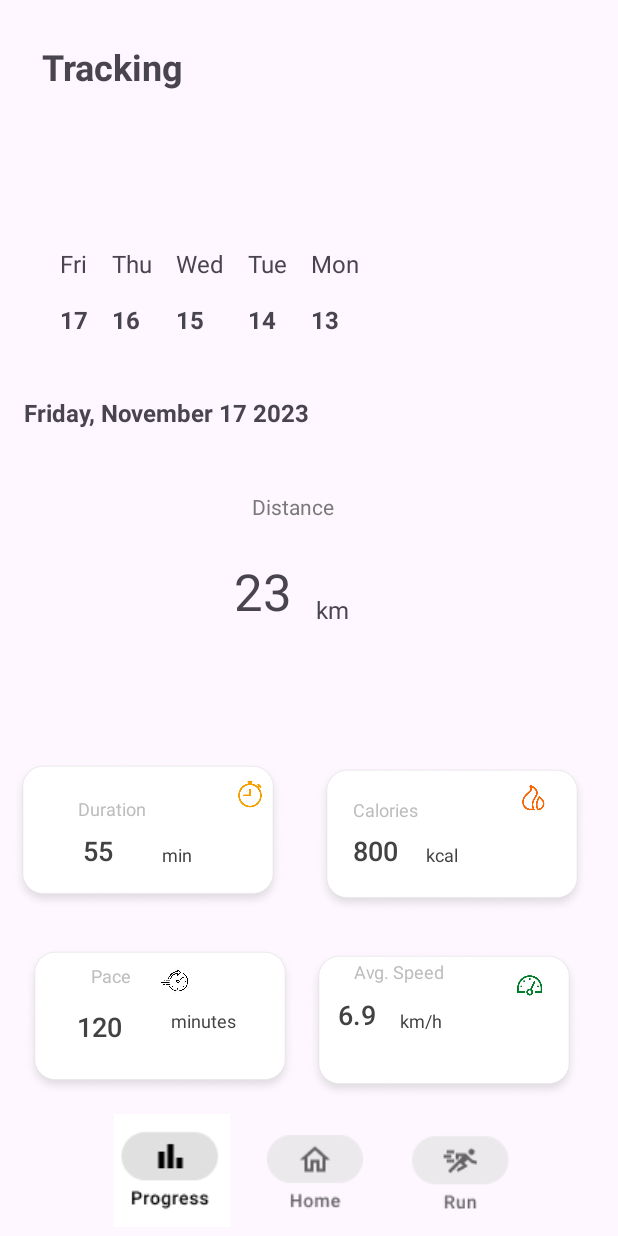
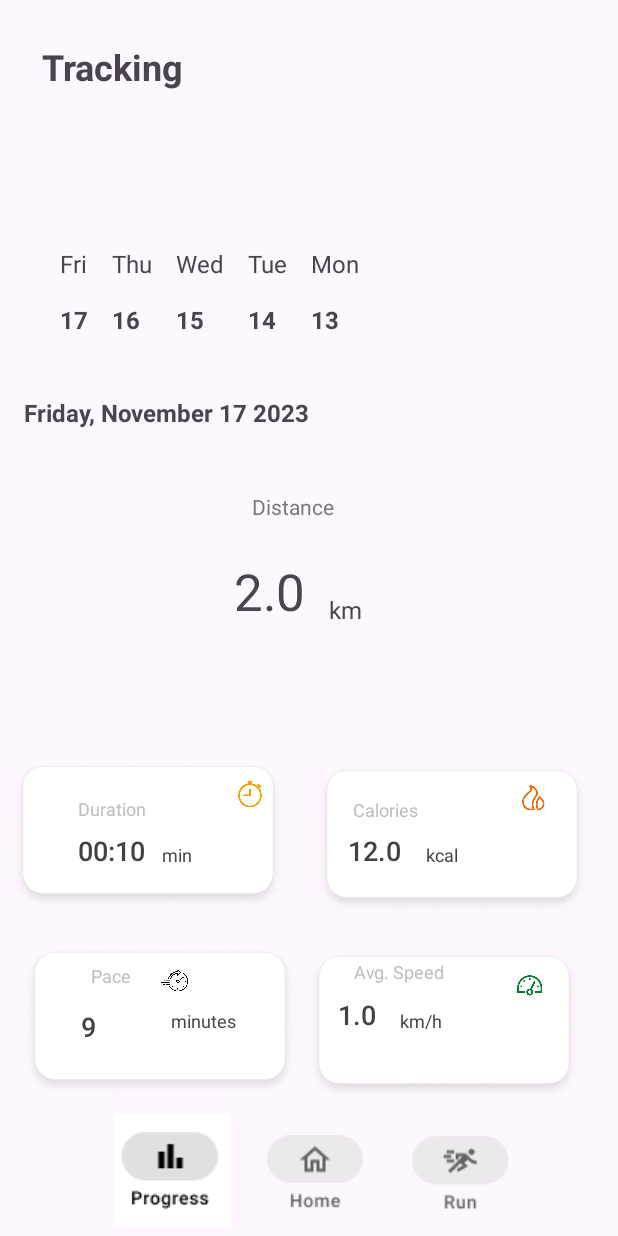
Before and after one commit to AureliusLim/OutdoorRunningApp, an Android app: the screen it shows after launch (ProgressActivity), after a tap on an icon or button, on a phone screen of 412 x 824 dp. Run offline under Robolectric (Android 15) with nearby library versions, the phone set to English and light mode, and no system bars; our stand-ins replace Room's generated code; libraries missing offline, so code that uses them is left out: com.maps.route; 3 statements that could not run were skipped.

Commit message:
grouped dates when run is saved

```diff
--- a/app/src/main/java/com/mobdeves14/cadaolimyongco/DataGenerator.kt
+++ b/app/src/main/java/com/mobdeves14/cadaolimyongco/DataGenerator.kt
@@ -11,13 +11,15 @@ class DataGenerator {
             val listofmonthday = ArrayList<String>()
             val listofweekday= ArrayList<String>()
             val listofDates= ArrayList<String>()
-            val dateFormatFullMonth = SimpleDateFormat("EEEE, MMMM dd yyyy", Locale.US)
+
             val data = ArrayList<WorkoutModel>()
             for(i in 0 until 5){
 
                 val currentDate = calendar.time
-                val formattedDateFullMonth = dateFormatFullMonth.format(currentDate)
-                listofDates.add(formattedDateFullMonth)
+                val fullformat = SimpleDateFormat("yyyy-MM-dd", Locale.ENGLISH)
+                //val formattedDateFullMonth = dateFormatFullMonth.format(currentDate)
+                val formattedDate = fullformat.format(currentDate)
+                listofDates.add(formattedDate)
                 listofmonthday.add( SimpleDateFormat("d", Locale.US).format(currentDate))
                 listofweekday.add(SimpleDateFormat("E", Locale.US).format(currentDate))
                 calendar.add(Calendar.DAY_OF_YEAR, -1)
--- a/app/src/main/java/com/mobdeves14/cadaolimyongco/MainActivity.kt
+++ b/app/src/main/java/com/mobdeves14/cadaolimyongco/MainActivity.kt
@@ -340,7 +340,8 @@ class MainActivity : AppCompatActivity(), OnMapReadyCallback, GoogleMap.OnMapCli
             val totalSpeed = totalDistance / (elapsedHours + elapsedMinutes / 60.0)
 
             totalDistance += currentSpeed * (elapsedSeconds / 3600)
-
+            Log.d("TOtal Distance","$elapsedSeconds")
+            Log.d("TOtal Distance2","$totalDistance")
             // Calculate average pace (time to cover 1 km)
             val averagePace = if (totalDistance > 0) {
                 (elapsedMinutes + elapsedHours * 60) / totalDistance
@@ -357,7 +358,7 @@ class MainActivity : AppCompatActivity(), OnMapReadyCallback, GoogleMap.OnMapCli
             this.calories.text = totalCaloriesBurned.toString()
             this.avgSpeed.text = currentSpeed.toString()
 
-            sharedPrefController.saveStats(this.totalDistance.toString(), formatTime(startTime), averagePace.toString(), totalCaloriesBurned.toString(), currentSpeed.toString())
+            sharedPrefController.saveStats(this.totalDistance.toString(), startTime, averagePace.toLong(), totalCaloriesBurned.toString(), currentSpeed.toString())
         }
 
         updateMetricsTask?.cancel()
--- a/app/src/main/java/com/mobdeves14/cadaolimyongco/ProgressActivity.kt
+++ b/app/src/main/java/com/mobdeves14/cadaolimyongco/ProgressActivity.kt
@@ -1,14 +1,24 @@
 package com.mobdeves14.cadaolimyongco
 
 import android.content.Intent
+import android.os.Build
 import android.os.Bundle
 import android.util.Log
 import android.widget.ImageButton
 import android.widget.TextView
 import androidx.activity.viewModels
+import androidx.annotation.RequiresApi
 import androidx.appcompat.app.AppCompatActivity
+import androidx.lifecycle.lifecycleScope
 import androidx.recyclerview.widget.LinearLayoutManager
 import androidx.recyclerview.widget.RecyclerView
+import kotlinx.coroutines.launch
+import java.text.SimpleDateFormat
+import java.time.LocalDateTime
+import java.time.format.DateTimeFormatter
+import java.util.Calendar
+import java.util.Date
+import java.util.Locale
 
 class ProgressActivity: AppCompatActivity(), SelectListener {
     private lateinit var runTab:ImageButton
@@ -21,6 +31,7 @@ class ProgressActivity: AppCompatActivity(), SelectListener {
     private lateinit var workoutSpeed: TextView
     private lateinit var actualDate: TextView
     private lateinit var homeTab: ImageButton
+
     private val workoutList: ArrayList<WorkoutModel> = DataGenerator.loadData()
 
     private val workoutViewModel: WorkoutViewModel by viewModels {
@@ -29,6 +40,7 @@ class ProgressActivity: AppCompatActivity(), SelectListener {
 
 
     override fun onCreate(savedInstanceState: Bundle?) {
+
         super.onCreate(savedInstanceState)
         setContentView(R.layout.activity_progress)
         this.runTab = findViewById(R.id.runtab)
@@ -41,22 +53,33 @@ class ProgressActivity: AppCompatActivity(), SelectListener {
         this.workoutSpeed = findViewById(R.id.avg_speed_tv)
         this.actualDate = findViewById(R.id.actualdate)
         this.pace = findViewById(R.id.avg_speed_tv2)
-        this.workoutDuration.text =  workoutList[0].duration.toString()
-        this.workoutCalories.text =  workoutList[0].calories.toString()
-        this.workoutHeart.text =  workoutList[0].heartRate.toString()
-        this.workoutDistance.text = workoutList[0].distance.toString()
-        this.workoutSpeed.text = workoutList[0].avgSpeed.toString()
-        this.actualDate.text = workoutList[0].actualdate
+
         val adapter = WorkoutListAdapter(this)
+
         this.recyclerView.adapter = adapter
 
         this.recyclerView.layoutManager  = LinearLayoutManager(this, LinearLayoutManager.HORIZONTAL, false)
 
 
-        workoutViewModel.allWorkouts.observe(this) { workouts ->
-            // Update the cached copy of the words in the adapter.
-            workouts.let { adapter.submitList(it) }
+//        workoutViewModel.allWorkouts.observe(this) { workouts ->
+//            // Update the cached copy of the words in the adapter.
+//            workouts.let { adapter.submitList(it) }
+//        }
+        workoutViewModel.filteredWorkouts.observe(this) { filteredWorkouts ->
+            // Update the adapter with the filtered data
+            if(filteredWorkouts.isNotEmpty()){
+                this.workoutDuration.text =  formatTime(filteredWorkouts[0].duration)
+                this.workoutCalories.text =  filteredWorkouts[0].calories.toString()
+                this.workoutHeart.text =  filteredWorkouts[0].pace.toString()
+                this.workoutDistance.text = filteredWorkouts[0].distance.toString()
+                this.workoutSpeed.text = filteredWorkouts[0].avgSpeed.toString()
+                var parsedDate= stringToDate(filteredWorkouts[0].date)
+                var targetFormat = SimpleDateFormat("EEEE, MMMM dd yyyy", Locale.US)
+                this.actualDate.text = targetFormat.format(parsedDate)
+                adapter.submitList(filteredWorkouts)
+            }
         }
+
 
 
         homeTab.setOnClickListener{
@@ -71,17 +94,31 @@ class ProgressActivity: AppCompatActivity(), SelectListener {
         }
     }
 
+    @RequiresApi(Build.VERSION_CODES.O)
     override fun onItemClicked(workoutView: Workout) {
-        this.workoutDuration.text = workoutView.duration.toString()
+        var curr = workoutView.date
+        Log.d("retrievedDate", "$curr")
+        var parsedDate= stringToDate(workoutView.date)
+
+        var targetFormat = SimpleDateFormat("EEEE, MMMM dd yyyy", Locale.US)
+        this.workoutDuration.text = formatTime(workoutView.duration)
         this.workoutCalories.text = workoutView.calories.toString()
         this.workoutDistance.text = workoutView.distance.toString()
-        this.workoutSpeed.text = workoutView.avgSpeed.toString()
-        this.actualDate.text = workoutView.date
-        this.pace.text = workoutView.pace
-        Log.d("workoutDuration", workoutView.duration.toString())
-        Log.d("workoutCalories", workoutView.calories.toString())
-        Log.d("workoutDistance", workoutView.distance.toString())
-        Log.d("workoutSpeed", workoutView.avgSpeed.toString())
-        Log.d("monthDay", workoutView.monthDay.toString())
+        this.workoutSpeed.text = String.format("%.1f", workoutView.avgSpeed)
+        this.actualDate.text = targetFormat.format(parsedDate)
+        this.pace.text = formatTime(workoutView.pace)
+
+    }
+    private fun formatTime(seconds: Long): String {
+        val minutes = (seconds / 60).toInt()
+        val remainingSeconds = (seconds % 60).toInt()
+        return String.format("%02d:%02d", minutes, remainingSeconds)
+    }
+
+
+    private fun stringToDate(originalDate: String): Date {
+        val originalFormat = SimpleDateFormat("yyyy-MM-dd", Locale.ENGLISH)
+        val parsedDate = originalFormat.parse(originalDate)
+        return parsedDate
     }
 }
--- a/app/src/main/java/com/mobdeves14/cadaolimyongco/RunActivity.kt
+++ b/app/src/main/java/com/mobdeves14/cadaolimyongco/RunActivity.kt
@@ -303,7 +303,7 @@ class RunActivity: AppCompatActivity(), OnMapReadyCallback, GoogleMap.OnMapClick
         val calendar = Calendar.getInstance()
         var currmonthday = String()
         var currweekday= String()
-        val dateFormatFullMonth = SimpleDateFormat("EEEE, MMMM dd yyyy", Locale.US)
+        val dateFormatFullMonth = SimpleDateFormat("yyyy-MM-dd", Locale.ENGLISH)
         val currentDate = calendar.time
         val formattedDateFullMonth = dateFormatFullMonth.format(currentDate)
         currmonthday = SimpleDateFormat("d", Locale.US).format(currentDate)
@@ -311,8 +311,8 @@ class RunActivity: AppCompatActivity(), OnMapReadyCallback, GoogleMap.OnMapClick
 
         val workout = Workout(
             sharedPrefController.gettotalDistance()!!.toDouble(),
-            sharedPrefController.getPace().toString(),
-            sharedPrefController.getElapsedTime()!!.toString(),
+            sharedPrefController.getPace()!!,
+            sharedPrefController.getElapsedTime()!!,
             sharedPrefController.getAvgSpeed()!!.toDouble(),
             formattedDateFullMonth.toString(),
             currmonthday,
--- a/app/src/main/java/com/mobdeves14/cadaolimyongco/Workout.kt
+++ b/app/src/main/java/com/mobdeves14/cadaolimyongco/Workout.kt
@@ -7,13 +7,13 @@ import androidx.room.PrimaryKey
 data class Workout (
     @PrimaryKey(autoGenerate = true) val id: Int,
     var distance: Double,
-    var pace: String,
-    var duration: String,
+    var pace: Long,
+    var duration: Long,
     var avgSpeed: Double,
     var date: String,
     var monthDay: String,
     var weekDay: String,
     var calories: Double,
 ) {
-    constructor(distance: Double, pace:String, duration: String, avgSpeed: Double, date: String, monthDay: String, weekDay: String, calories: Double):this(0, distance, pace,  duration, avgSpeed, date, monthDay, weekDay, calories)
+    constructor(distance: Double, pace:Long, duration: Long, avgSpeed: Double, date: String, monthDay: String, weekDay: String, calories: Double):this(0, distance, pace,  duration, avgSpeed, date, monthDay, weekDay, calories)
 }
--- a/app/src/main/java/com/mobdeves14/cadaolimyongco/WorkoutDao.kt
+++ b/app/src/main/java/com/mobdeves14/cadaolimyongco/WorkoutDao.kt
@@ -17,9 +17,10 @@ interface WorkoutDao {
     @Query("DELETE FROM workout_table")
     suspend fun deleteAll()
 
-    @Query("SELECT SUM(distance) AS totalDistance, SUM(duration) AS totalDuration, AVG(avgSpeed) AS avgSpeed, SUM(calories) AS calories " +
+    @Query("SELECT id, SUM(distance) AS distance, AVG(pace) AS pace, SUM(duration) AS duration, AVG(avgSpeed) AS avgSpeed, date, monthDay, weekDay, SUM(calories) AS calories " +
             "FROM workout_table " +
-            "GROUP BY date")
-    fun getWorkoutByMultipleDates(): Flow<List<WorkoutSummary>>
+            "GROUP BY date " +
+            "Order BY date DESC")
+    fun getWorkoutByMultipleDates(): Flow<List<Workout>>
 
 }
--- a/app/src/main/java/com/mobdeves14/cadaolimyongco/WorkoutDatabase.kt
+++ b/app/src/main/java/com/mobdeves14/cadaolimyongco/WorkoutDatabase.kt
@@ -31,7 +31,7 @@ abstract class WorkoutDatabase : RoomDatabase() {
                     val listofmonthday = ArrayList<String>()
                     val listofweekday= ArrayList<String>()
                     val listofDates= ArrayList<String>()
-                    val dateFormatFullMonth = SimpleDateFormat("EEEE, MMMM dd yyyy", Locale.US)
+                    val dateFormatFullMonth = SimpleDateFormat("yyyy-MM-dd", Locale.ENGLISH)
                     val data = ArrayList<WorkoutModel>()
                     for(i in 0 until 5){
 
@@ -46,19 +46,19 @@ abstract class WorkoutDatabase : RoomDatabase() {
                     workoutDao.deleteAll()
 
                     // Add sample words.
-                    var workout = Workout(2.0, "1:00", "1:00", 1.0, listofDates[0], listofmonthday[0], listofweekday[0], 12.0)
+                    var workout = Workout(2.0, 9, 10, 1.0, listofDates[0], listofmonthday[0], listofweekday[0], 12.0)
 
                     workoutDao.insert(workout)
 //                    workout = Workout(40.0, 20, 10.0, listofDates[0], listofmonthday[0], listofweekday[0], 120)
-//                    workoutDao.insert(workout)
+//                    workoutDao.insert(workout)   Friday, November 17    2023-11-17
 
-                    workout = Workout(1.0, "1:00","1:00", 2.0, listofDates[1], listofmonthday[1], listofweekday[1], 21.0)
+                    workout = Workout(1.0, 1,5, 2.0, listofDates[1], listofmonthday[1], listofweekday[1], 21.0)
                     workoutDao.insert(workout)
-                    workout = Workout(2.0, "1:00","1:00", 9.0, listofDates[2], listofmonthday[2], listofweekday[2], 31.0)
+                    workout = Workout(2.0, 2,6, 9.0, listofDates[2], listofmonthday[2], listofweekday[2], 31.0)
                     workoutDao.insert(workout)
-                    workout = Workout(3.0, "1:00","1:00", 3.0, listofDates[3], listofmonthday[3], listofweekday[3], 45.0)
+                    workout = Workout(3.0, 3,7, 3.0, listofDates[3], listofmonthday[3], listofweekday[3], 45.0)
                     workoutDao.insert(workout)
-                    workout = Workout(4.0, "1:00","1:00", 4.0, listofDates[4], listofmonthday[4], listofweekday[4], 66.0)
+                    workout = Workout(4.0, 4,8, 4.0, listofDates[4], listofmonthday[4], listofweekday[4], 66.0)
                     workoutDao.insert(workout)
 
                     // Note: Before inserting something in the db, check if the existing date is in the db
--- a/app/src/main/java/com/mobdeves14/cadaolimyongco/WorkoutListAdapter.kt
+++ b/app/src/main/java/com/mobdeves14/cadaolimyongco/WorkoutListAdapter.kt
@@ -10,7 +10,7 @@ import androidx.recyclerview.widget.ListAdapter
 import androidx.recyclerview.widget.RecyclerView
 
 class WorkoutListAdapter(private val listener:SelectListener) : ListAdapter<Workout, WorkoutListAdapter.WorkoutViewHolder>(WordsComparator()) {
-
+    // Update the list of workouts in the adapter
     override fun onCreateViewHolder(parent: ViewGroup, viewType: Int): WorkoutViewHolder {
         return WorkoutViewHolder.create(parent)
     }
--- a/app/src/main/java/com/mobdeves14/cadaolimyongco/WorkoutRepository.kt
+++ b/app/src/main/java/com/mobdeves14/cadaolimyongco/WorkoutRepository.kt
@@ -8,6 +8,7 @@ class WorkoutRepository(private val workoutDao: WorkoutDao) {
     // Room executes all queries on a separate thread.
     // Observed Flow will notify the observer when the data has changed.
     val allWorkouts: Flow<List<Workout>> = workoutDao.getWorkouts()
+    val filteredWorkouts: Flow<List<Workout>> = workoutDao.getWorkoutByMultipleDates()
 
     // By default Room runs suspend queries off the main thread, therefore, we don't need to
     // implement anything else to ensure we're not doing long running database work
--- a/app/src/main/java/com/mobdeves14/cadaolimyongco/WorkoutViewModel.kt
+++ b/app/src/main/java/com/mobdeves14/cadaolimyongco/WorkoutViewModel.kt
@@ -14,6 +14,7 @@ class WorkoutViewModel(private val repository: WorkoutRepository) : ViewModel()
     //   the UI when the data actually changes.
     // - Repository is completely separated from the UI through the ViewModel.
     val allWorkouts: LiveData<List<Workout>> = repository.allWorkouts.asLiveData()
+    val filteredWorkouts: LiveData<List<Workout>> = repository.filteredWorkouts.asLiveData()
 
     /**
      * Launching a new coroutine to insert the data in a non-blocking way
```
Also changed, not shown: app/src/main/java/com/mobdeves14/cadaolimyongco/SharedPrefController.kt (+7 -7 lines).
